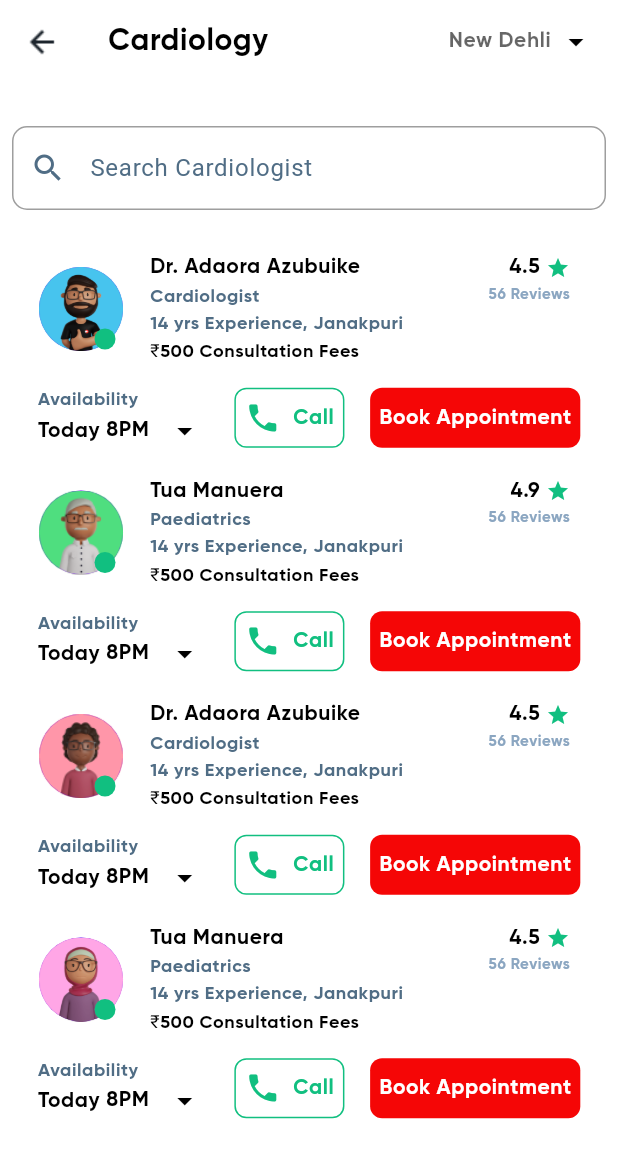
After one commit to bhattiAhasn/emergency_time_ai, a Flutter app: the DoctorListingScreen screen opened by its route, on a phone screen of 412 x 824 dp. The commit adds this screen. Shown: the top 1158 px of the screen. Run offline on Flutter 3.47's test engine with Material 3 defaults, Android fonts, the phone set to English and light mode, and no system bars; our stand-ins replace bot_toast, cached_network_image, connectivity_plus, flutter_dotenv, flutter_rating_bar, flutter_svg and 7 more; accounts and stored records are empty.

Commit message:
doctor listing screens

```diff
--- a/lib/routes/app_pagess.dart
+++ b/lib/routes/app_pagess.dart
@@ -1,3 +1,4 @@
+import 'package:emergency_time/views/doctor_listing_screen/doctor_listing_screen.dart';
 import 'package:emergency_time/views/feedback_screen/feedback_screen.dart';
 import 'package:emergency_time/views/hospital_locator/hospital_locator.dart';
 import 'package:emergency_time/views/appointment_screen/appointment_screen.dart';
@@ -114,5 +115,11 @@ class AppPages {
       name: Routes.feedbackScreen,
       page: () => const FeedbackScreen(),
     ),
+
+    GetPage(
+      name: Routes.doctorListingScreen,
+      page: () => const DoctorListingScreen(),
+    ),
+
   ];
 }
--- a/lib/routes/app_routes.dart
+++ b/lib/routes/app_routes.dart
@@ -19,6 +19,8 @@ class Routes {
   static const appointmentScreen = '/AppointmentScreen';
   static const inviteFriendScreen = '/InviteFriendScreen';
   static const feedbackScreen = '/FeedbackScreen';
+  static const doctorListingScreen = '/DoctorListingScreen';
+
 
 
 
--- a/lib/views/appointment_screen/local_widget/appointment_tile.dart
+++ b/lib/views/appointment_screen/local_widget/appointment_tile.dart
@@ -13,7 +13,6 @@ class AppointmentTile extends StatelessWidget {
   final String reviews;
 
   const AppointmentTile({super.key, required this.doctorName, required this.image, required this.specialization, required this.details, required this.time, required this.rate, required this.reviews});
-
 
   @override
   Widget build(BuildContext context) {
--- a/lib/views/dashboard_screen/dash_board_screen.dart
+++ b/lib/views/dashboard_screen/dash_board_screen.dart
@@ -116,7 +116,11 @@ class DashboardScreen extends StatelessWidget {
       shrinkWrap: true,
       physics: const NeverScrollableScrollPhysics(),
       children: [
-        _buildCategoryCard(Image.asset(AppAssets.doctorDashboard)),
+        InkWell(
+            child: _buildCategoryCard(Image.asset(AppAssets.doctorDashboard)),
+         onTap: (){
+           Get.toNamed(Routes.doctorListingScreen);
+        },),
         _buildCategoryCard(Image.asset(AppAssets.diagonosticDas)),
         InkWell(
           onTap: () {
--- /dev/null
+++ b/lib/views/doctor_listing_screen/doctor_listing_screen.dart
@@ -0,0 +1,146 @@
+import 'package:emergency_time/views/doctor_listing_screen/doctor_listing_screen_controller.dart';
+import 'package:emergency_time/views/doctor_listing_screen/local_widgets/doctor_listing_tile.dart';
+import 'package:emergency_time/widgets/common_spaces/common_spaces.dart';
+import 'package:flutter/material.dart';
+
+import '../../constants/app_assets/app_assets.dart';
+import '../../constants/app_assets/app_icon.dart';
+import 'package:get/get.dart';
+
+import '../../widgets/common_textstyle/common_text_style.dart';
+
+class DoctorListingScreen extends StatefulWidget {
+  const DoctorListingScreen({super.key});
+
+  @override
+  State<DoctorListingScreen> createState() => _DoctorListingScreenState();
+}
+
+class _DoctorListingScreenState extends State<DoctorListingScreen> {
+  DoctorListingScreenController doctorListingScreenController = Get.put(DoctorListingScreenController());
+
+  @override
+  Widget build(BuildContext context) {
+    return Scaffold(
+      appBar: AppBar(
+        leading: InkWell(
+          child: Image.asset(
+            AppIcons.backIcon,
+          ),
+          onTap: () {
+            Get.back();
+          },
+        ),
+        title: Text(
+          "Cardiology",
+          style: CommonTextStyle.appBarTitle,
+        ),
+        actions: [
+          Obx(() {
+            return DropdownButton<String>(
+              hint: Text("New Dehli"),
+              value: doctorListingScreenController.selectedOption.value.isEmpty
+                  ? null
+                  : doctorListingScreenController.selectedOption.value,
+              icon: Icon(Icons.arrow_drop_down, color: Colors.black,),
+              iconSize: 24,
+              style: CommonTextStyle.titleHeading,
+              underline: Container(color: Colors.white,),
+              onChanged: (String? newValue) {
+                doctorListingScreenController.updateSelectedOption(newValue); // Update the selected value using GetX controller
+              },
+              items: doctorListingScreenController.options.map<DropdownMenuItem<String>>((String value) {
+                return DropdownMenuItem<String>(
+                  value: value,
+                  child: Text(value),
+                );
+              }).toList(),
+            );
+          }),
+          const SizedBox(width: 16,)
+        ],
+      ),
+      body: Padding(
+        padding: EdgeInsets.all(8.0),
+        child: SingleChildScrollView(
+          child: Column(
+            children: [
+              _buildSearchField(),
+              CommonSpaces.spaceVertical10,
+              DoctorListingTile(
+                doctorName: 'Dr. Adaora Azubuike',
+                image: AppAssets.visitDr1,
+                specialization: 'Cardiologist',
+                details: "14 yrs Experience, Janakpuri",
+                time: '₹500 Consultation Fees',
+                rate: "4.5",
+                reviews: '56 Reviews',
+                selectedOption: '8PM',
+              ),
+              CommonSpaces.spaceVertical10,
+              DoctorListingTile(
+                doctorName: 'Tua Manuera',
+                image: AppAssets.visitDr4,
+                specialization: 'Paediatrics',
+                details: "14 yrs Experience, Janakpuri",
+                time: '₹500 Consultation Fees',
+                rate: "4.9",
+                reviews: '56 Reviews',
+                selectedOption: '8PM',
+              ),
+              CommonSpaces.spaceVertical10,
+              DoctorListingTile(
+                doctorName: 'Dr. Adaora Azubuike',
+                image: AppAssets.visitDr3,
+                specialization: 'Cardiologist',
+                details: "14 yrs Experience, Janakpuri",
+                time: '₹500 Consultation Fees',
+                rate: "4.5",
+                reviews: '56 Reviews',
+                selectedOption: '8PM',
+              ),
+              CommonSpaces.spaceVertical10,
+              DoctorListingTile(
+                doctorName: 'Tua Manuera',
+                image: AppAssets.visitDr2,
+                specialization: 'Paediatrics',
+                details: "14 yrs Experience, Janakpuri",
+                time: '₹500 Consultation Fees',
+                rate: "4.5",
+                reviews: '56 Reviews',
+                selectedOption: '8PM',
+              ),
+
+            ],
+          ),
+        ),
+      ),
+    );
+  }
+
+  Widget _buildSearchField() {
+    return Padding(
+      padding: const EdgeInsets.only(top: 20.0, bottom: 10.0),
+      child: TextField(
+        decoration: InputDecoration(
+          hintText: 'Search Cardiologist',
+          hintStyle: const TextStyle(color: Color(0xff506D85)),
+          prefixIcon: const Icon(Icons.search, color: Color(0xff506D85)),
+          border: OutlineInputBorder(
+            borderRadius: BorderRadius.circular(10),
+            borderSide: BorderSide.none,
+          ),
+          enabledBorder: OutlineInputBorder(
+            borderRadius: BorderRadius.circular(10),
+            borderSide: const BorderSide(color: Colors.grey),
+          ),
+          focusedBorder: OutlineInputBorder(
+            borderRadius: BorderRadius.circular(10),
+            borderSide: const BorderSide(color: Colors.transparent),
+          ),
+          filled: true,
+        ),
+      ),
+    );
+  }
+}
--- /dev/null
+++ b/lib/views/doctor_listing_screen/doctor_listing_screen_controller.dart
@@ -0,0 +1,14 @@
+import 'package:get/get.dart';
+
+class DoctorListingScreenController extends GetxController {
+
+  // list for the dropdown
+  var options = ['Lahore', 'Karachi', 'Multan', 'Islamabad'].obs;
+  var selectedOption = ''.obs;
+
+  void updateSelectedOption(String? newValue) {
+    if (newValue != null) {
+      selectedOption.value = newValue;
+    }
+  }
+}
--- /dev/null
+++ b/lib/views/doctor_listing_screen/local_widgets/doctor_listing_tile.dart
@@ -0,0 +1,209 @@
+import 'package:emergency_time/utils/libraries/app_libraries.dart';
+import 'package:emergency_time/widgets/common_spaces/common_spaces.dart';
+import 'package:emergency_time/widgets/common_textstyle/common_text_style.dart';
+
+class DoctorListingTile extends StatefulWidget {
+  final String doctorName;
+  final String image;
+  final String specialization;
+  final String details;
+  final String time;
+  final String rate;
+  final String reviews;
+  late final String selectedOption;
+
+  DoctorListingTile({
+    Key? key,
+    required this.doctorName,
+    required this.image,
+    required this.specialization,
+    required this.details,
+    required this.time,
+    required this.rate,
+    required this.reviews,
+    required this.selectedOption,
+  }) : super(key: key);
+
+  @override
+  State<DoctorListingTile> createState() => _DoctorListingTileState();
+}
+
+class _DoctorListingTileState extends State<DoctorListingTile> {
+  // The list of options for the dropdown
+  final List<String> options = ['10 AM', '1 AM', '12PM', '8PM'];
+
+  @override
+  Widget build(BuildContext context) {
+    return SizedBox(
+      width: Get.width,
+      child: Column(
+        children: [
+          ListTile(
+            leading: Stack(
+              children: [
+                CircleAvatar(
+                  radius: 30,
+                  child: Image.asset(widget.image),
+                ),
+                const Positioned(
+                  bottom: 1,
+                  right: 7,
+                  child: CircleAvatar(
+                    backgroundColor: AppColors.rateGreen,
+                    radius: 7,
+                  ),
+                ),
+              ],
+            ),
+            title: Row(
+              crossAxisAlignment: CrossAxisAlignment.start,
+              children: [
+                // Flexible widget for text columns
+                Expanded(
+                  child: Column(
+                    crossAxisAlignment: CrossAxisAlignment.start,
+                    children: [
+                      Text(
+                        widget.doctorName,
+                        style: CommonTextStyle.titleHeading,
+                        overflow: TextOverflow.ellipsis, // Prevent overflow
+                      ),
+                      Text(
+                        widget.specialization,
+                        style: CommonTextStyle.titleSubheading,
+                        overflow: TextOverflow.ellipsis, // Prevent overflow
+                      ),
+                      Text(
+                        widget.details,
+                        style: CommonTextStyle.titleSubheading,
+                        overflow: TextOverflow.ellipsis, // Prevent overflow
+                      ),
+                      Text(
+                        widget.time,
+                        style: CommonTextStyle.titleBlack12Subheading,
+                        overflow: TextOverflow.ellipsis, // Prevent overflow
+                      ),
+                    ],
+                  ),
+                ),
+                // Rating and reviews column
+                Column(
+                  crossAxisAlignment: CrossAxisAlignment.end,
+                  children: [
+                    Row(
+                      children: [
+                        Text(
+                          widget.rate,
+                          style: CommonTextStyle.titleHeading,
+                        ),
+                        const SizedBox(width: 4),
+                        const Icon(
+                          Icons.star,
+                          color: AppColors.rateGreen,
+                          size: 16,
+                        ),
+                      ],
+                    ),
+                    Text(
+                      widget.reviews,
+                      style: CommonTextStyle.titleReviews,
+                      overflow: TextOverflow.ellipsis, // Prevent overflow
+                    ),
+                  ],
+                ),
+              ],
+            ),
+          ),
+          const SizedBox(height: 6.0,),
+          Row(
+            mainAxisAlignment: MainAxisAlignment.spaceEvenly,
+            children: [
+              Column(
+                mainAxisAlignment: MainAxisAlignment.start,
+                crossAxisAlignment: CrossAxisAlignment.start,
+                children: [
+                  Text(
+                    "Availability",
+                    style: CommonTextStyle.titleSubheading,
+                    overflow: TextOverflow.ellipsis, // Prevent overflow
+                  ),
+                  Row(
+                    children: [
+                      Text(
+                        "Today",
+                        style:  CommonTextStyle.titleHeading,
+                      ),
+                      Padding(
+                        padding: const EdgeInsets.symmetric(horizontal: 4.0),
+                        child: DropdownButton<String>(
+                          hint: Text('10 AM'),
+                          value: widget.selectedOption,
+                          underline: Container(color: Colors.white,),
+                          isDense: true,
+                          icon: Icon(Icons.arrow_drop_down, color: Colors.black,),
+                          style:  CommonTextStyle.titleHeading,
+                          onChanged: (String? newValue) {
+                            setState(() {
+                              widget.selectedOption =
+                              newValue!; // Update the selected value
+                            });
+                          },
+                          items: options.map<DropdownMenuItem<String>>((String value) {
+                            return DropdownMenuItem<String>(
+                              value: value, // Each option's value
+                              child: Text(value), // What is displayed in the dropdown
+                            );
+                          }).toList(),
+                        ),
+                      )
+                    ],
+                  ),
+                ],
+              ),
+              Container(
+                height: 40,
+                decoration: BoxDecoration(
+                    borderRadius: BorderRadius.circular(8),
+                    border: Border.all(
+                        color: AppColors.rateGreen,
+                        width: 1
+                    )
+                ),
+                child: Padding(
+                  padding: const EdgeInsets.all(6.0),
+                  child: Row(
+                    children: [
+                      Icon(Icons.phone, size: 24, color: AppColors.rateGreen,),
+                      const SizedBox(width: 8,),
+                      Text(
+                        "Call",
+                        style: CommonTextStyle.greenSubTitle,
+                      ),
+                    ],
+                  ),
+                ),
+              ),
+              Container(
+                height: 40,
+                decoration: BoxDecoration(
+                  color: AppColors.redSplashColor,
+                  borderRadius: BorderRadius.circular(8),
+                ),
+                child: Padding(
+                  padding: const EdgeInsets.all(6.0),
+                  child: Center(
+                    child: Text(
+                      "Book Appointment",
+                      style: CommonTextStyle.whiteSubTitle,
+                    ),
+                  ),
+                ),
+              ),
+
+            ],
+          )
+        ],
+      ),
+    );
+  }
+}
--- a/lib/widgets/common_textstyle/common_text_style.dart
+++ b/lib/widgets/common_textstyle/common_text_style.dart
@@ -192,6 +192,7 @@ class CommonTextStyle {
       fontSize: 18,
       fontWeight: FontWeight.bold,
       fontFamily: 'Nexa');
+
   static TextStyle authEmailNormalText = const TextStyle(
       color: Color(0xff7B7B7B),
       letterSpacing: 0.4,
@@ -228,6 +229,7 @@ class CommonTextStyle {
     fontWeight: FontWeight.w400,
     fontFamily: 'Gilroy',
   );
+
    static TextStyle titleSubheading = const TextStyle(
     color: AppColors.subtitleText,
     letterSpacing: 0.4,
@@ -235,6 +237,15 @@ class CommonTextStyle {
     fontWeight: FontWeight.w400,
     fontFamily: 'Gilroy',
   );
+
+   static TextStyle titleBlack12Subheading = const TextStyle(
+    color: Colors.black,
+    letterSpacing: 0.4,
+    fontSize: 12,
+    fontWeight: FontWeight.w400,
+    fontFamily: 'Gilroy',
+  );
+
 
    static TextStyle titleReviews = const TextStyle(
     color: AppColors.reviewTextColor,
@@ -282,6 +293,15 @@ class CommonTextStyle {
       fontWeight: FontWeight.w400,
       fontFamily: 'Gilroy');
 
+   static TextStyle greenSubTitle = const TextStyle(
+      color: AppColors.rateGreen,
+      letterSpacing: 0.4,
+      fontSize: 14,
+      fontWeight: FontWeight.w400,
+      fontFamily: 'Gilroy');
+
+
+
   static TextStyle bold24Title = const TextStyle(
       color: Colors.black,
       letterSpacing: 0.4,
```
